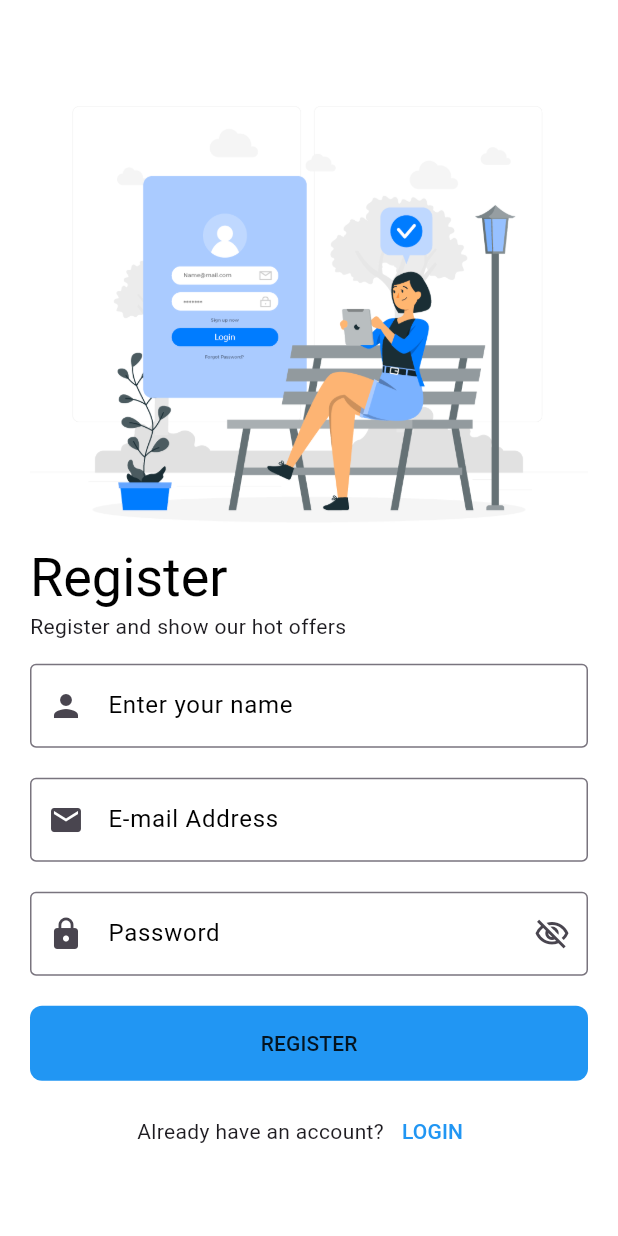
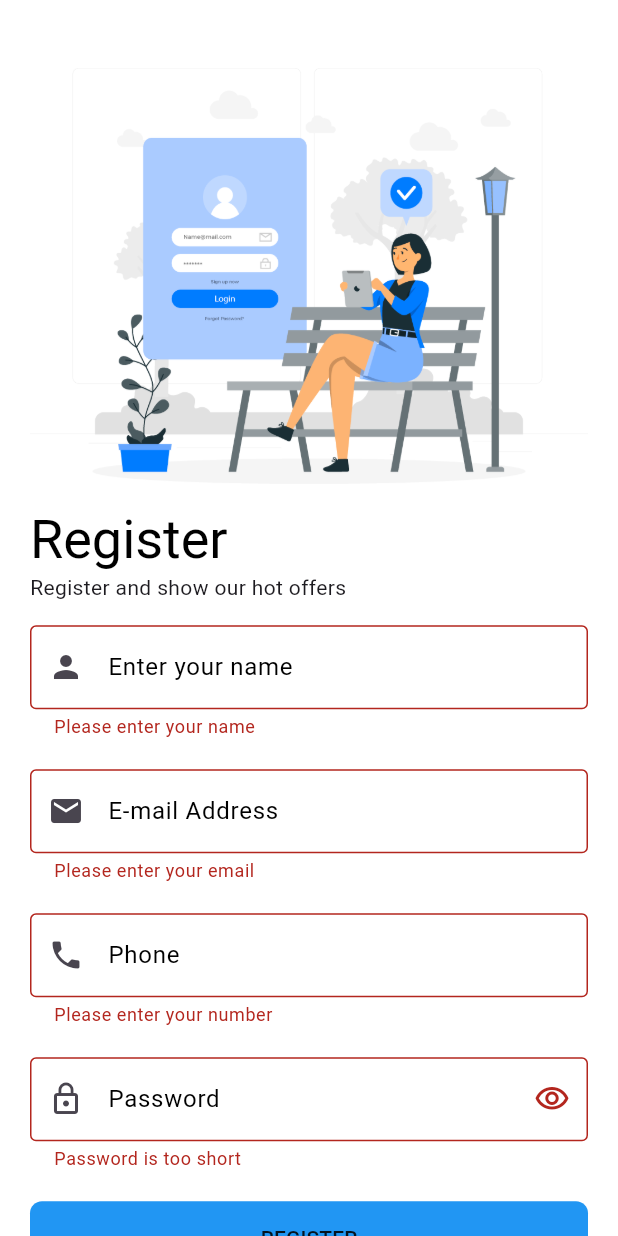
Before and after one commit to Mnasr115/shop_app, a Flutter app: the RegisterScreen screen opened directly, after a tap on "REGISTER", on a phone screen of 412 x 824 dp. Run offline on Flutter 3.47's test engine with Material 3 defaults, Android fonts, the phone set to English and light mode, and no system bars; our stand-ins replace bloc, cached_network_image, carousel_slider, conditional_builder_null_safety, dio, equatable and 5 more; accounts and stored records are empty; network calls fail.

Commit message:
finish auth

```diff
--- a/lib/layouts/shop_layout/cubit/shop_cubit.dart
+++ b/lib/layouts/shop_layout/cubit/shop_cubit.dart
@@ -31,8 +31,6 @@ class ShopCubit extends Cubit<ShopStates> {
   LoginModel? userModel;
 
   Map<int, bool> favorites = {};
-
-
 
   List<Widget> screens = [
     const ProductScreen(),
--- a/lib/modules/Auth/login_screen/cubit/login_cubit.dart
+++ b/lib/modules/Auth/login_screen/cubit/login_cubit.dart
@@ -26,7 +26,7 @@ class LoginCubit extends Cubit<LoginStates> {
         'password': password,
       },
     ).then((value) {
-      print(value.data);
+      //print(value.data);
       loginModel = LoginModel.fromJson(value.data);
 
       emit(LoginSuccessState(loginModel!));
--- a/lib/modules/Auth/login_screen/login_screen.dart
+++ b/lib/modules/Auth/login_screen/login_screen.dart
@@ -22,8 +22,8 @@ class LoginScreen extends StatelessWidget {
         listener: (context, state) {
           if (state is LoginSuccessState) {
             if (state.loginModel.status!) {
-              print(state.loginModel.message);
-              print(state.loginModel.data?.token);
+              /*print(state.loginModel.message);
+              print(state.loginModel.data?.token);*/
               CacheHelper.saveData(
                 key: 'token',
                 value: state.loginModel.data?.token,
@@ -37,7 +37,7 @@ class LoginScreen extends StatelessWidget {
                 );
               });
             } else {
-              print(state.loginModel.message);
+              //print(state.loginModel.message);
               showToast(
                 text: state.loginModel.message!,
                 state: ToastStates.ERROR,
--- a/lib/modules/Auth/register_screen/cubit/register_cubit.dart
+++ b/lib/modules/Auth/register_screen/cubit/register_cubit.dart
@@ -1,8 +1,56 @@
 import 'package:bloc/bloc.dart';
+import 'package:flutter/material.dart';
+import 'package:flutter_bloc/flutter_bloc.dart';
 import 'package:meta/meta.dart';
+import 'package:shop_app/models/login_model/LoginModel.dart';
+import 'package:shop_app/shared/network/end_points/end_points.dart';
+import 'package:shop_app/shared/network/remote/dio_helper.dart';
 
 part 'register_state.dart';
 
 class RegisterCubit extends Cubit<RegisterState> {
-  RegisterCubit() : super(RegisterInitial());
+  RegisterCubit() : super(RegisterInitialState());
+
+  static RegisterCubit get(context) => BlocProvider.of(context);
+
+  LoginModel? loginModel;
+
+  void userRegister({
+    required String name,
+    required String email,
+    required String phone,
+    required String password,
+  }) {
+    emit(RegisterLoadingState());
+    DioHelper.postData(
+      url: REGISTER,
+      data: {
+        'name': name,
+        'email': email,
+        'phone': phone,
+        'password': password,
+      },
+    ).then((value) {
+      loginModel = LoginModel.fromJson(value.data);
+      emit(
+        RegisterSuccessState(loginModel!),
+      );
+    }).catchError((error) {
+      emit(
+        RegisterErrorState(
+          error.toString(),
+        ),
+      );
+    });
+  }
+
+  IconData suffix = Icons.visibility_outlined;
+  bool isPassword = true;
+
+  void changePasswordVisibility() {
+    isPassword = !isPassword;
+    suffix =
+        isPassword ? Icons.visibility_outlined : Icons.visibility_off_outlined;
+    emit(ChangeRegisterPasswordVisibilityState());
+  }
 }
--- a/lib/modules/Auth/register_screen/cubit/register_state.dart
+++ b/lib/modules/Auth/register_screen/cubit/register_state.dart
@@ -3,4 +3,17 @@ part of 'register_cubit.dart';
 @immutable
 abstract class RegisterState {}
 
-class RegisterInitial extends RegisterState {}
+class RegisterInitialState extends RegisterState {}
+
+class RegisterLoadingState extends RegisterState {}
+class RegisterSuccessState extends RegisterState {
+  final LoginModel loginModel;
+
+  RegisterSuccessState(this.loginModel);
+}
+class RegisterErrorState extends RegisterState {
+  final String errorMessage;
+
+  RegisterErrorState(this.errorMessage);
+}
+class ChangeRegisterPasswordVisibilityState extends RegisterState {}
--- a/lib/modules/Auth/register_screen/register_screen.dart
+++ b/lib/modules/Auth/register_screen/register_screen.dart
@@ -1,19 +1,56 @@
+import 'package:conditional_builder_null_safety/conditional_builder_null_safety.dart';
 import 'package:flutter/material.dart';
+import 'package:flutter_bloc/flutter_bloc.dart';
+import 'package:shop_app/layouts/shop_layout/shop_layout.dart';
+import 'package:shop_app/modules/Auth/register_screen/cubit/register_cubit.dart';
 import 'package:shop_app/shared/components/components.dart';
+import 'package:shop_app/shared/components/constant.dart';
+import 'package:shop_app/shared/network/local/Cache_helper.dart';
 
 class RegisterScreen extends StatelessWidget {
   const RegisterScreen({super.key});
 
   @override
   Widget build(BuildContext context) {
+    var formKey = GlobalKey<FormState>();
     var emailController = TextEditingController();
     var passwordController = TextEditingController();
     var userNameController = TextEditingController();
+    var phoneController = TextEditingController();
+    return BlocProvider(
+      create: (context) => RegisterCubit(),
+      child: BlocConsumer<RegisterCubit, RegisterState>(
+        listener: (context, state) {
+          if (state is RegisterSuccessState) {
+            if (state.loginModel.status!) {
+              CacheHelper.saveData(
+                key: 'token',
+                value: state.loginModel.data?.token,
+              ).then((value){
+                token = state.loginModel.data?.token;
+                Navigator.pushReplacement(
+                  context,
+                  MaterialPageRoute(
+                    builder: (context) => const ShopLayout(),
+                  ),
+                );
+              });
+            } else {
+              showToast(
+                text: state.loginModel.message!,
+                state: ToastStates.ERROR,
+              );
+            }
+          }
+        },
+        builder: (context, state) {
           return Scaffold(
             body: Center(
               child: SingleChildScrollView(
                 child: Padding(
                   padding: const EdgeInsets.all(20.0),
+                  child: Form(
+                    key: formKey,
                     child: Column(
                       crossAxisAlignment: CrossAxisAlignment.start,
                       children: [
@@ -48,7 +85,7 @@ class RegisterScreen extends StatelessWidget {
                           label: 'Enter your name',
                           validate: (value) {
                             if (value.isEmpty) {
-                      return 'Enter your name';
+                              return 'Please enter your name';
                             }
                           },
                           prefix: Icons.person,
@@ -71,23 +108,66 @@ class RegisterScreen extends StatelessWidget {
                           height: 20,
                         ),
                         CustomTextFormField(
+                          textEditingController: phoneController,
+                          type: TextInputType.phone,
+                          label: 'Phone',
+                          validate: (value) {
+                            if (value.isEmpty) {
+                              return 'Please enter your number';
+                            }
+                          },
+                          prefix: Icons.phone,
+                        ),
+                        const SizedBox(
+                          height: 20,
+                        ),
+                        CustomTextFormField(
                           textEditingController: passwordController,
                           type: TextInputType.visiblePassword,
                           label: 'Password',
+                          prefix: Icons.lock_outline,
+                          onFieldSubmitted: (value) {
+                            if (formKey.currentState!.validate()) {
+                              RegisterCubit.get(context).userRegister(
+                                name: userNameController.text,
+                                email: emailController.text,
+                                phone: phoneController.text,
+                                password: passwordController.text,
+                              );
+                            }
+                          },
                           validate: (value) {
                             if (value.isEmpty) {
                               return 'Password is too short';
                             }
                           },
-                  suffix: Icons.visibility_off_outlined,
-                  prefix: Icons.lock,
+                          suffix: RegisterCubit.get(context).suffix,
+                          suffixPressed: () {
+                            RegisterCubit.get(context).changePasswordVisibility();
+                          },
+                          isPassword: RegisterCubit.get(context).isPassword,
                         ),
                         const SizedBox(
                           height: 20,
                         ),
-                CustomButton(
+                        ConditionalBuilder(
+                          condition: state is! RegisterLoadingState,
+                          builder: (context) => CustomButton(
                             text: 'REGISTER',
-                  onPressed: () {},
+                            onPressed: () {
+                              if (formKey.currentState!.validate()) {
+                                RegisterCubit.get(context).userRegister(
+                                  name: userNameController.text,
+                                  email: emailController.text,
+                                  phone: phoneController.text,
+                                  password: passwordController.text,
+                                );
+                              }
+                            },
+                          ),
+                          fallback: (context) => const Center(
+                            child: CircularProgressIndicator(),
+                          ),
                         ),
                         const SizedBox(
                           height: 10,
@@ -112,6 +192,10 @@ class RegisterScreen extends StatelessWidget {
                   ),
                 ),
               ),
+            ),
+          );
+        },
+      ),
     );
   }
 }
--- a/lib/shared/network/end_points/end_points.dart
+++ b/lib/shared/network/end_points/end_points.dart
@@ -3,3 +3,4 @@ const HOME = 'home';
 const Categories = 'categories';
 const FAVORITES = 'categofavoritesries';
 const PROFILE = 'profile';
+const REGISTER = 'register';
```
Lines whose indentation alone changed are shown as unchanged.
